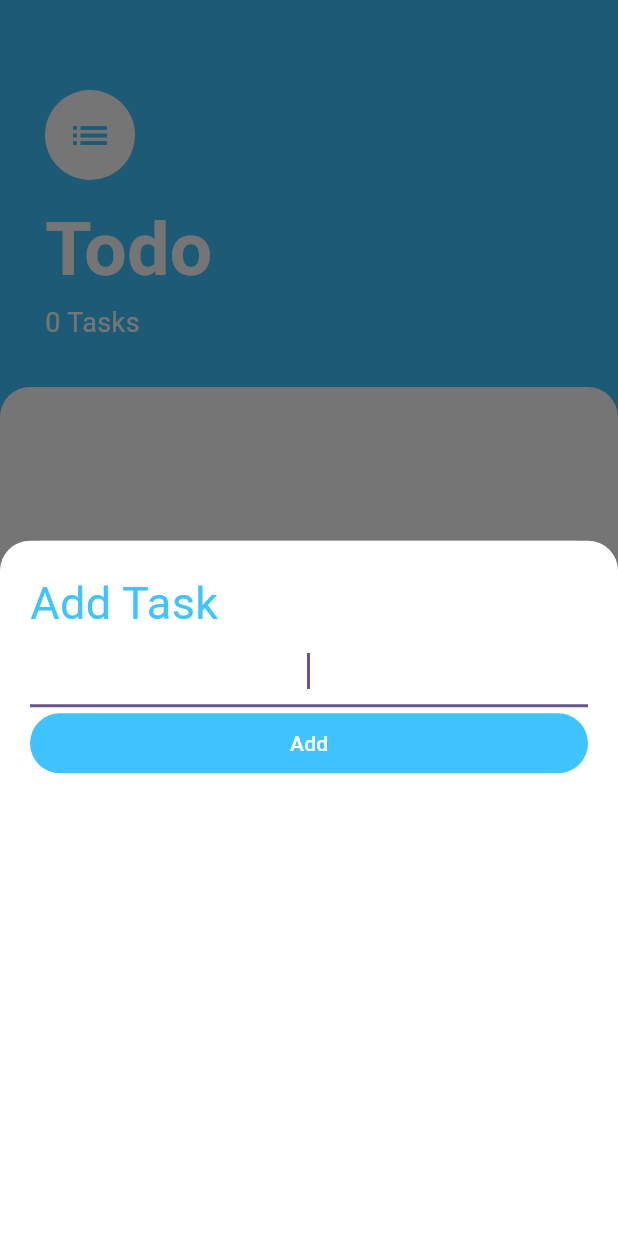
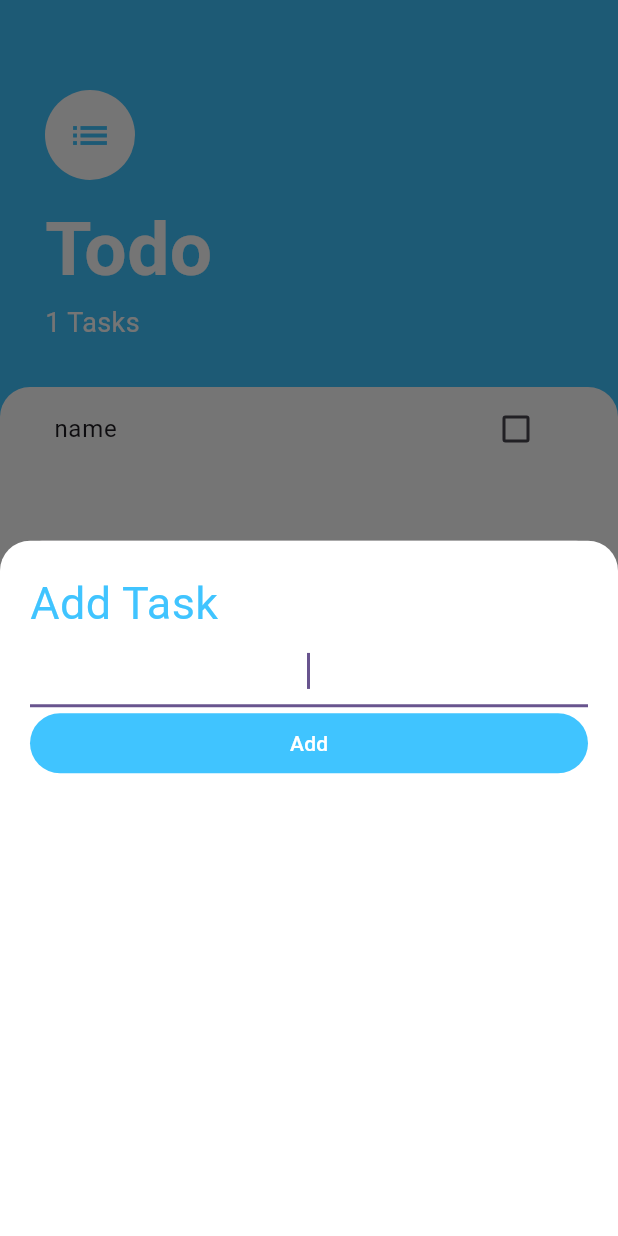
Before and after one commit to Hikari-huk/todo_sample_app, a Flutter app: the screen it shows after launch, after a tap on the "add" icon, on a phone screen of 412 x 824 dp. Run offline on Flutter 3.47's test engine with Material 3 defaults, Android fonts, the phone set to English and light mode, and no system bars.

Commit message:
[add] Provider todo task

```diff
--- a/lib/main.dart
+++ b/lib/main.dart
@@ -1,4 +1,6 @@
 import 'package:flutter/material.dart';
+import 'package:provider/provider.dart';
+import 'package:todo_sample_app/models/tasks_data.dart';
 import 'package:todo_sample_app/screens/tasks_screen.dart';
 
 void main() {
@@ -11,13 +13,16 @@ class MyApp extends StatelessWidget {
   // This widget is the root of your application.
   @override
   Widget build(BuildContext context) {
-    return MaterialApp(
-      title: 'Flutter Demo',
-      theme: ThemeData(
-        colorScheme: ColorScheme.fromSeed(seedColor: Colors.deepPurple),
-        useMaterial3: true,
+    return ChangeNotifierProvider(
+      create: (BuildContext context) => TaskData(),
+      child: MaterialApp(
+        title: 'Flutter Demo',
+        theme: ThemeData(
+          colorScheme: ColorScheme.fromSeed(seedColor: Colors.deepPurple),
+          useMaterial3: true,
+        ),
+        home: TasksScreen(),
       ),
-      home: TasksScreen(),
     );
   }
 }
--- a/lib/models/tasks_data.dart
+++ b/lib/models/tasks_data.dart
@@ -0,0 +1,30 @@
+import 'dart:collection';
+
+import 'package:flutter/foundation.dart';
+import 'package:todo_sample_app/models/task.dart';
+
+class TaskData extends ChangeNotifier {
+  List<Task> _tasks = [Task(name: 'name')];
+
+  UnmodifiableListView<Task> get tasks => UnmodifiableListView(_tasks);
+
+  int get taskCount {
+    return _tasks.length;
+  }
+
+  void addTask(String newTaskTitle) {
+    final task = Task(name: newTaskTitle);
+    _tasks.add(task);
+    notifyListeners();
+  }
+
+  void updateTask(Task task) {
+    task.toggleDone();
+    notifyListeners();
+  }
+
+  void deleteTask(Task task) {
+    _tasks.remove(task);
+    notifyListeners();
+  }
+}
--- a/lib/screens/add_task_screen.dart
+++ b/lib/screens/add_task_screen.dart
@@ -1,10 +1,9 @@
 import 'package:flutter/material.dart';
+import 'package:provider/provider.dart';
+import 'package:todo_sample_app/models/tasks_data.dart';
 
 class AddTaskScreen extends StatelessWidget {
-  final Function addTaskCallBack;
   TextEditingController textEditingController = TextEditingController();
-
-  AddTaskScreen(this.addTaskCallBack);
 
   @override
   Widget build(BuildContext context) {
@@ -37,7 +36,10 @@ class AddTaskScreen extends StatelessWidget {
             ),
             TextButton(
               onPressed: () {
-                addTaskCallBack(textEditingController.text);
+                Provider.of<TaskData>(context, listen: false)
+                    .addTask(textEditingController.text);
+
+                Navigator.pop(context);
               },
               child: Text('Add'),
               style: TextButton.styleFrom(
--- a/lib/screens/tasks_screen.dart
+++ b/lib/screens/tasks_screen.dart
@@ -1,17 +1,11 @@
 import 'package:flutter/material.dart';
-import 'package:todo_sample_app/models/task.dart';
+import 'package:provider/provider.dart';
+import 'package:todo_sample_app/models/tasks_data.dart';
 
 import '../widgets/tasks_list.dart';
 import 'add_task_screen.dart';
 
-class TasksScreen extends StatefulWidget {
-  @override
-  State<TasksScreen> createState() => _TasksScreenState();
-}
-
-class _TasksScreenState extends State<TasksScreen> {
-  List<Task> tasks = [];
-
+class TasksScreen extends StatelessWidget {
   @override
   Widget build(BuildContext context) {
     // TODO: implement build
@@ -20,13 +14,9 @@ class _TasksScreenState extends State<TasksScreen> {
       floatingActionButton: FloatingActionButton(
         onPressed: () {
           showModalBottomSheet(
-              context: context,
-              builder: (context) => AddTaskScreen((newTaskTitle) {
-                    setState(() {
-                      tasks.add(Task(name: newTaskTitle));
-                    });
-                    Navigator.pop(context);
-                  }));
+            context: context,
+            builder: (context) => AddTaskScreen(),
+          );
         },
         backgroundColor: Colors.lightBlueAccent,
         child: Icon(Icons.add),
@@ -61,7 +51,7 @@ class _TasksScreenState extends State<TasksScreen> {
                   ),
                 ),
                 Text(
-                  '${tasks.length} Tasks',
+                  '${Provider.of<TaskData>(context).taskCount} Tasks',
                   style: const TextStyle(
                     color: Colors.white,
                     fontSize: 18,
@@ -78,7 +68,7 @@ class _TasksScreenState extends State<TasksScreen> {
                   borderRadius: BorderRadius.only(
                       topLeft: Radius.circular(20.0),
                       topRight: Radius.circular(20.0))),
-              child: TasksList(tasks),
+              child: TasksList(),
             ),
           )
         ],
--- a/lib/widgets/task_tile.dart
+++ b/lib/widgets/task_tile.dart
@@ -4,15 +4,19 @@ class TaskTile extends StatelessWidget {
   final bool isChecked;
   final String taskTitle;
   final Function(bool?) checkboxCallback;
+  final Function() longPressCallback;
 
-  TaskTile(
-      {required this.taskTitle,
-      required this.isChecked,
-      required this.checkboxCallback});
+  TaskTile({
+    required this.taskTitle,
+    required this.isChecked,
+    required this.checkboxCallback,
+    required this.longPressCallback,
+  });
 
   @override
   Widget build(BuildContext context) {
     return ListTile(
+        onLongPress: longPressCallback,
         title: Text(
           taskTitle,
           style: TextStyle(
--- a/lib/widgets/tasks_list.dart
+++ b/lib/widgets/tasks_list.dart
@@ -1,31 +1,30 @@
 import 'package:flutter/cupertino.dart';
-import 'package:todo_sample_app/models/task.dart';
+import 'package:provider/provider.dart';
+import 'package:todo_sample_app/models/tasks_data.dart';
 import 'package:todo_sample_app/widgets/task_tile.dart';
 
-class TasksList extends StatefulWidget {
-  final List<Task> tasks;
-
-  TasksList(this.tasks);
-
-  @override
-  State<TasksList> createState() => _TasksListState();
-}
-
-class _TasksListState extends State<TasksList> {
+class TasksList extends StatelessWidget {
   @override
   Widget build(BuildContext context) {
-    return ListView.builder(
-      itemBuilder: (context, index) {
-        return TaskTile(
-            taskTitle: widget.tasks[index].name,
-            isChecked: widget.tasks[index].isDone,
-            checkboxCallback: (bool? checkboxState) {
-              setState(() {
-                widget.tasks[index].toggleDone();
-              });
-            });
+    return Consumer<TaskData>(
+      builder: (context, taskData, child) {
+        return ListView.builder(
+          itemBuilder: (context, index) {
+            final task = taskData.tasks[index];
+            return TaskTile(
+              taskTitle: task.name,
+              isChecked: task.isDone,
+              checkboxCallback: (bool? checkboxState) {
+                taskData.updateTask(task);
+              },
+              longPressCallback: () {
+                taskData.deleteTask(task);
+              },
+            );
+          },
+          itemCount: taskData.taskCount,
+        );
       },
-      itemCount: widget.tasks.length,
     );
   }
 }
```
